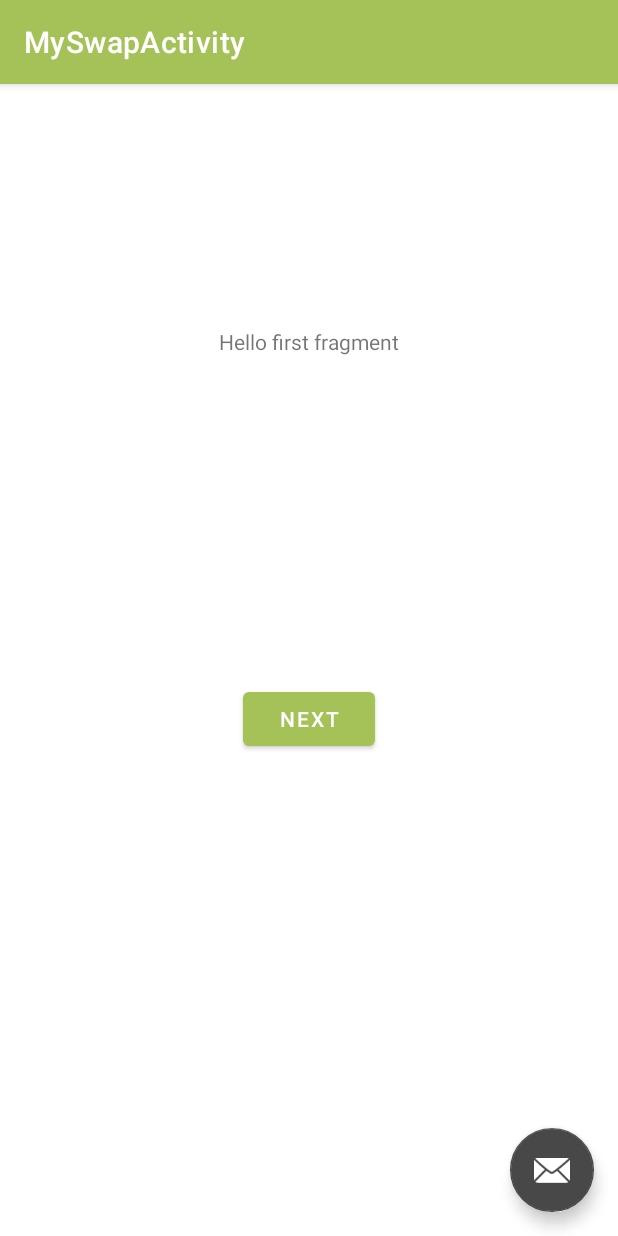
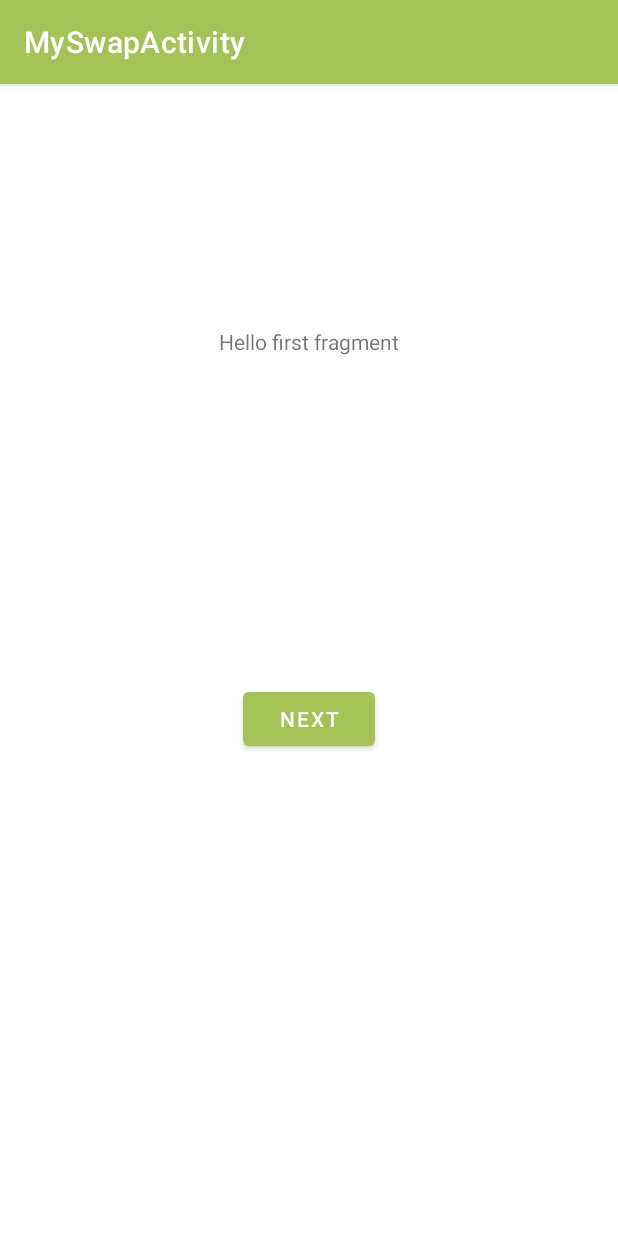
Before and after one commit to Macradon/ITSMAP-AppProject, an Android app: the MySwapActivity screen opened directly, with no data from a screen before it, on a phone screen of 412 x 824 dp. Run offline under Robolectric (Android 15) with nearby library versions, the phone set to English and light mode, and no system bars; 1 statement that could not run was skipped.

Commit message:
minor cahnges

```diff
--- a/PlantSwapApplication/app/src/main/java/com/au564065/plantswap/viewmodels/MySwapViewModel.java
+++ b/PlantSwapApplication/app/src/main/java/com/au564065/plantswap/viewmodels/MySwapViewModel.java
@@ -7,7 +7,7 @@ import com.au564065.plantswap.ui.recyclerview.MySwapAdapter;
 public class MySwapViewModel implements ListViewModel{
 
     public MySwapAdapter listAdapter;
-    public androidx.recyclerview.widget.LinearLayoutManager layoutManager;
+    public LinearLayoutManager layoutManager;
 
     @Override
     public RecyclerView.Adapter getAdapter() {
--- a/PlantSwapApplication/app/src/main/res/layout/activity_my_swap.xml
+++ b/PlantSwapApplication/app/src/main/res/layout/activity_my_swap.xml
@@ -22,14 +22,6 @@
 
     <include layout="@layout/content_my_swap" />
 
-    <com.google.android.material.floatingactionbutton.FloatingActionButton
-        android:id="@+id/fab"
-        android:layout_width="wrap_content"
-        android:layout_height="wrap_content"
-        android:layout_gravity="bottom|end"
-        android:layout_margin="@dimen/fab_margin"
-        app:srcCompat="@android:drawable/ic_dialog_email" />
-
     <androidx.fragment.app.FragmentContainerView
         android:id="@+id/swap_frag"
         android:name="com.au564065.plantswap.activities.myswap.FirstFragment"
--- a/PlantSwapApplication/app/src/main/res/layout/content_browse_plant.xml
+++ b/PlantSwapApplication/app/src/main/res/layout/content_browse_plant.xml
@@ -1,6 +1,7 @@
 <?xml version="1.0" encoding="utf-8"?>
 <androidx.constraintlayout.widget.ConstraintLayout xmlns:android="http://schemas.android.com/apk/res/android"
     xmlns:app="http://schemas.android.com/apk/res-auto"
+    xmlns:tools="http://schemas.android.com/tools"
     android:layout_width="match_parent"
     android:layout_height="match_parent"
-    app:layout_behavior="@string/appbar_scrolling_view_behavior"></androidx.constraintlayout.widget.ConstraintLayout>
+    app:layout_behavior="@string/appbar_scrolling_view_behavior"/>
```
